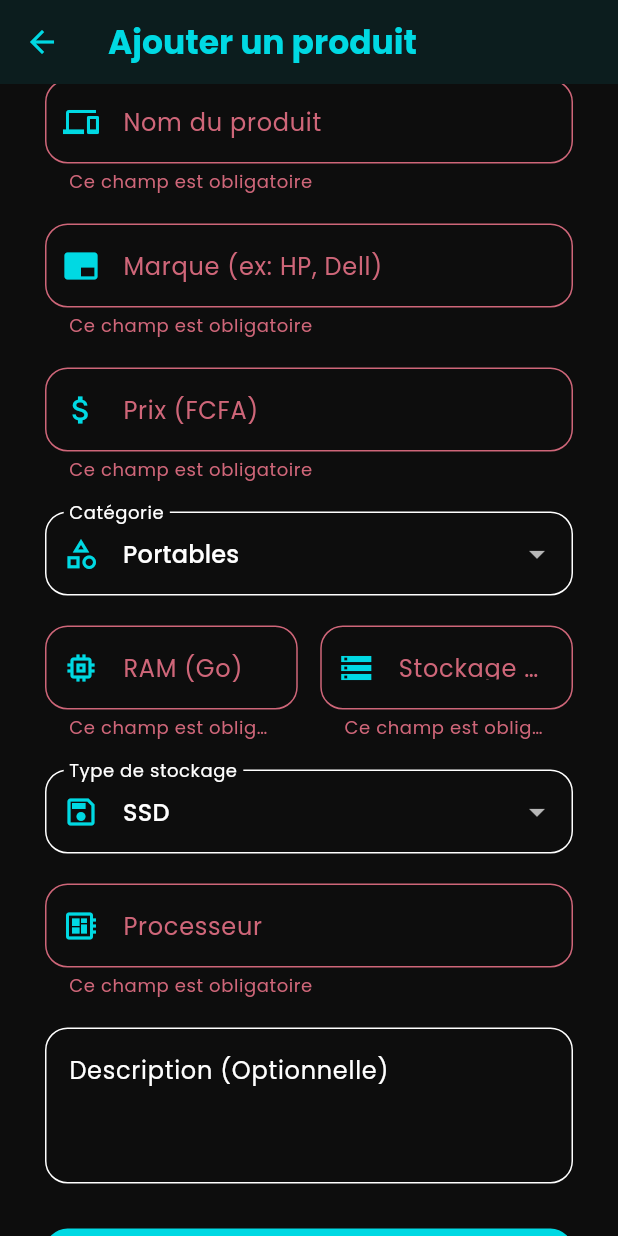
After one commit to codjiabrian44-cpu/keren_store_project, a Flutter app: the AddProductScreen screen opened directly, scrolled down 263 dp, after a tap on "Ajouter au catalogue", on a phone screen of 412 x 824 dp. The commit adds this screen. Run offline on Flutter 3.47's test engine with Material 3 defaults, Android fonts, the phone set to English and light mode, and no system bars; our stand-ins replace google_fonts, image_picker, shared_preferences, socket_io_client; accounts and stored records are empty.

Commit message:
Renforcement de la sécurite et ajout de nouvelle fonctionnalité

```diff
--- /dev/null
+++ b/app_flutter/lib/screens/add_product_screen.dart
@@ -0,0 +1,287 @@
+import 'dart:io';
+import 'package:flutter/material.dart';
+import 'package:image_picker/image_picker.dart';
+import '../services/admin_product_service.dart';
+
+class AddProductScreen extends StatefulWidget {
+  const AddProductScreen({super.key});
+
+  @override
+  State<AddProductScreen> createState() => _AddProductScreenState();
+}
+
+class _AddProductScreenState extends State<AddProductScreen> {
+  final _formKey = GlobalKey<FormState>();
+
+  bool _isLoading = false;
+  File? _imageFile;
+
+  // Contrôleurs de texte
+  final TextEditingController _nomCtrl = TextEditingController();
+  final TextEditingController _marqueCtrl = TextEditingController();
+  final TextEditingController _prixCtrl = TextEditingController();
+  final TextEditingController _ramCtrl = TextEditingController();
+  final TextEditingController _stockageCtrl = TextEditingController();
+  final TextEditingController _processeurCtrl = TextEditingController();
+  final TextEditingController _descCtrl = TextEditingController();
+
+  // Valeurs par défaut des menus déroulants
+  String _categorie = "Portables";
+  String _typeStockage = "SSD";
+
+  final List<String> _categories = [
+    "Portables", "Desktop", "Gaming", "UltraBook", "Stations de travail", "Accessoires"
+  ];
+  final List<String> _typesStockage = ["SSD", "HDD", "eMMC"];
+
+  @override
+  void dispose() {
+    _nomCtrl.dispose();
+    _marqueCtrl.dispose();
+    _prixCtrl.dispose();
+    _ramCtrl.dispose();
+    _stockageCtrl.dispose();
+    _processeurCtrl.dispose();
+    _descCtrl.dispose();
+    super.dispose();
+  }
+
+  Future<void> _pickImage() async {
+    final picker = ImagePicker();
+    final pickedFile = await picker.pickImage(source: ImageSource.gallery);
+
+    if (pickedFile != null) {
+      setState(() {
+        _imageFile = File(pickedFile.path);
+      });
+    }
+  }
+
+  Future<void> _submitForm() async {
+    if (_formKey.currentState!.validate()) {
+      setState(() => _isLoading = true);
+
+      final result = await AdminProductService.ajouterProduit(
+        nom: _nomCtrl.text.trim(),
+        marque: _marqueCtrl.text.trim(),
+        categorie: _categorie,
+        prix: int.parse(_prixCtrl.text.trim()),
+        description: _descCtrl.text.trim(),
+        ramGo: int.parse(_ramCtrl.text.trim()),
+        stockageGo: int.parse(_stockageCtrl.text.trim()),
+        typeStockage: _typeStockage,
+        processeur: _processeurCtrl.text.trim(),
+        imageFile: _imageFile,
+      );
+
+      if (!mounted) return;
+      setState(() => _isLoading = false);
+
+      if (result['success'] == true) {
+        ScaffoldMessenger.of(context).showSnackBar(
+          const SnackBar(
+            content: Text("Produit ajouté avec succès !"),
+            backgroundColor: Colors.green,
+          ),
+        );
+        Navigator.pop(context, true); // true indique qu'il faut rafraîchir la liste
+      } else {
+        ScaffoldMessenger.of(context).showSnackBar(
+          SnackBar(
+            content: Text(result['erreur'] ?? "Erreur lors de l'ajout"),
+            backgroundColor: Colors.red,
+          ),
+        );
+      }
+    }
+  }
+
+  // Widget utilitaire pour générer les champs textes avec le même style que register_screen
+  Widget _buildTextField({
+    required TextEditingController controller,
+    required String label,
+    required IconData icon,
+    TextInputType keyboardType = TextInputType.text,
+    int maxLines = 1,
+    bool isRequired = true,
+  }) {
+    final colorScheme = Theme.of(context).colorScheme;
+    return Padding(
+      padding: const EdgeInsets.only(bottom: 20.0),
+      child: TextFormField(
+        controller: controller,
+        keyboardType: keyboardType,
+        maxLines: maxLines,
+        decoration: InputDecoration(
+          labelText: label,
+          alignLabelWithHint: maxLines > 1,
+          prefixIcon: maxLines > 1 ? null : Icon(icon, color: colorScheme.primary),
+          border: OutlineInputBorder(
+            borderRadius: BorderRadius.circular(15),
+          ),
+          focusedBorder: OutlineInputBorder(
+            borderRadius: BorderRadius.circular(15),
+            borderSide: BorderSide(color: colorScheme.primary, width: 2),
+          ),
+        ),
+        validator: isRequired
+            ? (value) {
+                if (value == null || value.isEmpty) return 'Ce champ est obligatoire';
+                if (keyboardType == TextInputType.number && int.tryParse(value) == null) {
+                  return 'Veuillez entrer un nombre valide';
+                }
+                return null;
+              }
+            : null,
+      ),
+    );
+  }
+
+  @override
+  Widget build(BuildContext context) {
+    final colorScheme = Theme.of(context).colorScheme;
+
+    return Scaffold(
+      appBar: AppBar(
+        title: Text(
+          "Ajouter un produit",
+          style: TextStyle(color: colorScheme.primary, fontWeight: FontWeight.bold)
+        ),
+        backgroundColor: Theme.of(context).scaffoldBackgroundColor,
+        elevation: 0,
+        iconTheme: IconThemeData(color: colorScheme.primary),
+      ),
+      body: SafeArea(
+        child: SingleChildScrollView(
+          padding: const EdgeInsets.all(30.0), // Même padding que RegisterScreen
+          child: Form(
+            key: _formKey,
+            child: Column(
+              crossAxisAlignment: CrossAxisAlignment.stretch,
+              children: [
+                // --- SÉLECTEUR D'IMAGE ---
+                GestureDetector(
+                  onTap: _pickImage,
+                  child: Container(
+                    height: 200,
+                    decoration: BoxDecoration(
+                      color: colorScheme.primary.withOpacity(0.05),
+                      borderRadius: BorderRadius.circular(15),
+                      border: Border.all(
+                        color: colorScheme.primary.withOpacity(0.5),
+                        width: 2,
+                        style: BorderStyle.solid
+                      ),
+                    ),
+                    child: _imageFile != null
+                        ? ClipRRect(
+                            borderRadius: BorderRadius.circular(13),
+                            child: Image.file(_imageFile!, fit: BoxFit.cover, width: double.infinity),
+                          )
+                        : Column(
+                            mainAxisAlignment: MainAxisAlignment.center,
+                            children: [
+                              Icon(Icons.add_a_photo_rounded, size: 50, color: colorScheme.primary),
+                              const SizedBox(height: 10),
+                              Text(
+                                "Choisir une photo",
+                                style: TextStyle(color: colorScheme.primary, fontWeight: FontWeight.bold, fontSize: 16),
+                              ),
+                              const SizedBox(height: 5),
+                              Text(
+                                "(Optionnel)",
+                                style: TextStyle(color: Colors.grey.shade600, fontSize: 12),
+                              ),
+                            ],
+                          ),
+                  ),
+                ),
+                const SizedBox(height: 30),
+
+                // --- CHAMPS DU FORMULAIRE ---
+                _buildTextField(controller: _nomCtrl, label: "Nom du produit", icon: Icons.devices),
+                _buildTextField(controller: _marqueCtrl, label: "Marque (ex: HP, Dell)", icon: Icons.branding_watermark),
+                _buildTextField(controller: _prixCtrl, label: "Prix (FCFA)", icon: Icons.attach_money, keyboardType: TextInputType.number),
+
+                // Dropdown Catégorie
+                Padding(
+                  padding: const EdgeInsets.only(bottom: 20.0),
+                  child: DropdownButtonFormField<String>(
+                    value: _categorie,
+                    decoration: InputDecoration(
+                      labelText: "Catégorie",
+                      prefixIcon: Icon(Icons.category_outlined, color: colorScheme.primary),
+                      border: OutlineInputBorder(borderRadius: BorderRadius.circular(15)),
+                      focusedBorder: OutlineInputBorder(
+                        borderRadius: BorderRadius.circular(15),
+                        borderSide: BorderSide(color: colorScheme.primary, width: 2),
+                      ),
+                    ),
+                    items: _categories.map((cat) => DropdownMenuItem(value: cat, child: Text(cat))).toList(),
+                    onChanged: (val) => setState(() => _categorie = val!),
+                  ),
+                ),
+
+                Row(
+                  children: [
+                    Expanded(child: _buildTextField(controller: _ramCtrl, label: "RAM (Go)", icon: Icons.memory, keyboardType: TextInputType.number)),
+                    const SizedBox(width: 15),
+                    Expanded(child: _buildTextField(controller: _stockageCtrl, label: "Stockage (Go)", icon: Icons.storage, keyboardType: TextInputType.number)),
+                  ],
+                ),
+
+                // Dropdown Type de stockage
+                Padding(
+                  padding: const EdgeInsets.only(bottom: 20.0),
+                  child: DropdownButtonFormField<String>(
+                    value: _typeStockage,
+                    decoration: InputDecoration(
+                      labelText: "Type de stockage",
+                      prefixIcon: Icon(Icons.save_outlined, color: colorScheme.primary),
+                      border: OutlineInputBorder(borderRadius: BorderRadius.circular(15)),
+                      focusedBorder: OutlineInputBorder(
+                        borderRadius: BorderRadius.circular(15),
+                        borderSide: BorderSide(color: colorScheme.primary, width: 2),
+                      ),
+                    ),
+                    items: _typesStockage.map((type) => DropdownMenuItem(value: type, child: Text(type))).toList(),
+                    onChanged: (val) => setState(() => _typeStockage = val!),
+                  ),
+                ),
+
+                _buildTextField(controller: _processeurCtrl, label: "Processeur", icon: Icons.developer_board),
+                _buildTextField(controller: _descCtrl, label: "Description (Optionnelle)", icon: Icons.description, maxLines: 3, isRequired: false),
+
+                const SizedBox(height: 10),
+
+                // --- BOUTON DE SOUMISSION ---
+                ElevatedButton(
+                  onPressed: _isLoading ? null : _submitForm,
+                  style: ElevatedButton.styleFrom(
+                    backgroundColor: colorScheme.primary,
+                    foregroundColor: Colors.white,
+                    padding: const EdgeInsets.symmetric(vertical: 16),
+                    shape: RoundedRectangleBorder(
+                      borderRadius: BorderRadius.circular(15),
+                    ),
+                  ),
+                  child: _isLoading
+                      ? const SizedBox(
+                          height: 20,
+                          width: 20,
+                          child: CircularProgressIndicator(color: Colors.white, strokeWidth: 2)
+                        )
+                      : const Text(
+                          "Ajouter au catalogue",
+                          style: TextStyle(fontSize: 16, fontWeight: FontWeight.bold),
+                        ),
+                ),
+                const SizedBox(height: 20),
+              ],
+            ),
+          ),
+        ),
+      ),
+    );
+  }
+}
--- /dev/null
+++ b/app_flutter/lib/services/admin_product_service.dart
@@ -0,0 +1,155 @@
+import 'dart:convert';
+import 'dart:io';
+import 'package:http/http.dart' as http;
+import 'package:shared_preferences/shared_preferences.dart';
+
+class AdminProductService {
+  static const String baseUrl = 'http://127.0.0.1:5000/api/products';
+
+  // --- AJOUTER UN PRODUIT ---
+  static Future<Map<String, dynamic>> ajouterProduit({
+    required String nom,
+    required String marque,
+    required String categorie,
+    required int prix,
+    required String description,
+    required int ramGo,
+    required int stockageGo,
+    required String typeStockage,
+    required String processeur,
+    File? imageFile,
+  }) async {
+    try {
+      final prefs = await SharedPreferences.getInstance();
+      final token = prefs.getString('jwt_token');
+
+      if (token == null) {
+        return {'success': false, 'erreur': 'Non autorisé. Token introuvable.'};
+      }
+
+      var request = http.MultipartRequest('POST', Uri.parse(baseUrl));
+
+      // Ajout du header d'autorisation
+      request.headers['Authorization'] = 'Bearer $token';
+
+      // Ajout des champs textes (MultipartRequest.fields n'accepte que des Strings)
+      request.fields['nom'] = nom;
+      request.fields['marque'] = marque;
+      request.fields['categorie'] = categorie;
+      request.fields['prix'] = prix.toString();
+      request.fields['description'] = description;
+      request.fields['ram_go'] = ramGo.toString();
+      request.fields['stockage_go'] = stockageGo.toString();
+      request.fields['type_stockage'] = typeStockage;
+      request.fields['processeur'] = processeur;
+
+      // Ajout du fichier image s'il est fourni
+      if (imageFile != null) {
+        request.files.add(await http.MultipartFile.fromPath('image', imageFile.path));
+      }
+
+      // Envoi de la requête et récupération de la réponse
+      var streamedResponse = await request.send();
+      var response = await http.Response.fromStream(streamedResponse);
+
+      var data = jsonDecode(response.body);
+
+      // On ajoute un booléen de succès pour faciliter la gestion côté UI
+      if (response.statusCode == 201) {
+        data['success'] = true;
+      } else {
+        data['success'] = false;
+      }
+
+      return data;
+    } catch (e) {
+      return {'success': false, 'erreur': 'Impossible de se connecter au serveur : $e'};
+    }
+  }
+
+  // --- MODIFIER UN PRODUIT ---
+  static Future<Map<String, dynamic>> modifierProduit({
+    required int productId,
+    required String nom,
+    required String marque,
+    required String categorie,
+    required int prix,
+    required String description,
+    required int ramGo,
+    required int stockageGo,
+    required String typeStockage,
+    required String processeur,
+    File? imageFile,
+  }) async {
+    try {
+      final prefs = await SharedPreferences.getInstance();
+      final token = prefs.getString('jwt_token');
+
+      if (token == null) {
+        return {'success': false, 'erreur': 'Non autorisé. Token introuvable.'};
+      }
+
+      var request = http.MultipartRequest('PUT', Uri.parse('$baseUrl/$productId'));
+
+      request.headers['Authorization'] = 'Bearer $token';
+
+      request.fields['nom'] = nom;
+      request.fields['marque'] = marque;
+      request.fields['categorie'] = categorie;
+      request.fields['prix'] = prix.toString();
+      request.fields['description'] = description;
+      request.fields['ram_go'] = ramGo.toString();
+      request.fields['stockage_go'] = stockageGo.toString();
+      request.fields['type_stockage'] = typeStockage;
+      request.fields['processeur'] = processeur;
+
+      if (imageFile != null) {
+        request.files.add(await http.MultipartFile.fromPath('image', imageFile.path));
+      }
+
+      var streamedResponse = await request.send();
+      var response = await http.Response.fromStream(streamedResponse);
+
+      var data = jsonDecode(response.body);
+
+      if (response.statusCode == 200) {
+        data['success'] = true;
+      } else {
+        data['success'] = false;
+      }
+
+      return data;
+    } catch (e) {
+      return {'success': false, 'erreur': 'Impossible de se connecter au serveur : $e'};
+    }
+  }
+
+  // --- SUPPRIMER UN PRODUIT ---
+  static Future<bool> supprimerProduit(int productId) async {
+    try {
+      final prefs = await SharedPreferences.getInstance();
+      final token = prefs.getString('jwt_token');
+
+      if (token == null) return false;
+
+      final response = await http.delete(
+        Uri.parse('$baseUrl/$productId'),
+        headers: {
+          'Authorization': 'Bearer $token',
+          'Content-Type': 'application/json',
+        },
+      );
+
+      // Renvoie true si la suppression a réussi (200 OK)
+      if (response.statusCode == 200) {
+        return true;
+      } else {
+        print('Erreur lors de la suppression: ${response.statusCode} - ${response.body}');
+        return false;
+      }
+    } catch (e) {
+      print('Impossible de se connecter au serveur pour la suppression : $e');
+      return false;
+    }
+  }
+}
--- a/app_flutter/pubspec.yaml
+++ b/app_flutter/pubspec.yaml
@@ -39,6 +39,7 @@ dependencies:
   http: ^1.6.0
   shared_preferences: ^2.5.5
   socket_io_client: ^3.1.6
+  image_picker: ^1.1.2
 
 dev_dependencies:
   flutter_test:
--- a/backend_flask/requirements.txt
+++ b/backend_flask/requirements.txt
@@ -20,3 +20,4 @@ SQLAlchemy==2.0.51
 typing_extensions==4.16.0
 Werkzeug==3.1.8
 wsproto==1.3.2
+python-dotenv
```
Also changed, not shown: app_flutter/lib/screens/home_screen.dart (+55 -14 lines), app_flutter/pubspec.lock, 7 other files.
